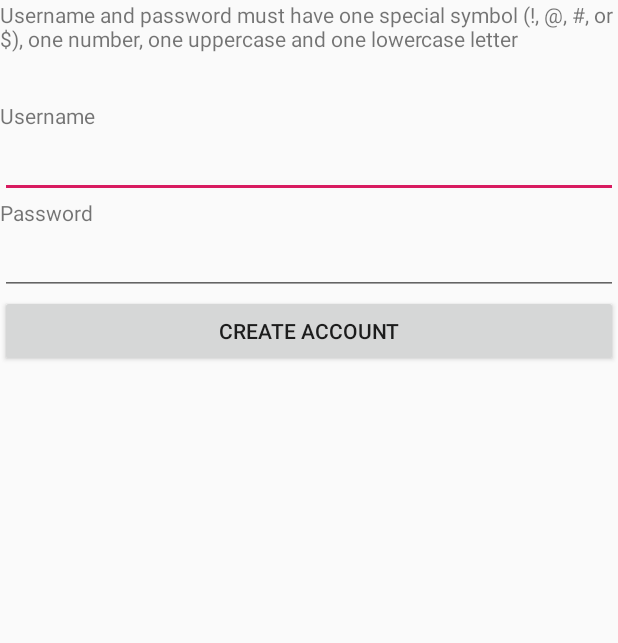
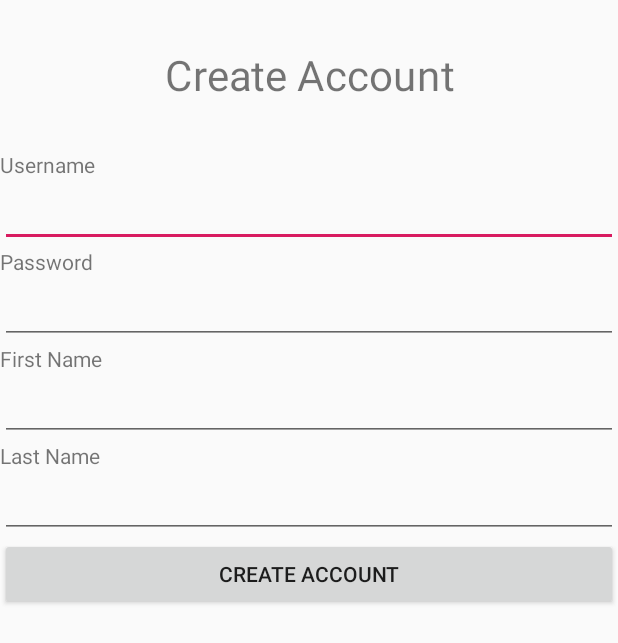
Before and after one commit to tan-jun-ming/grade-app, an Android app: the CreateAccountActivity screen opened directly, with no data from a screen before it, after a tap on "CREATE ACCOUNT", on a phone screen of 412 x 824 dp. Shown: the top 643 px of the screen. Run offline under Robolectric (Android 15) with nearby library versions, the phone set to English and light mode, and no system bars.

Commit message:
Update Create Account activity and scripts

```diff
--- a/app/src/main/java/com/group/a/gradeapp/CreateAccountActivity.java
+++ b/app/src/main/java/com/group/a/gradeapp/CreateAccountActivity.java
@@ -25,11 +25,14 @@ public class CreateAccountActivity extends AppCompatActivity {
     public boolean create_account(){
         final EditText username = findViewById(R.id.username);
         final EditText password = findViewById(R.id.password);
+        final EditText firstname = findViewById(R.id.firstname);
+        final EditText lastname = findViewById(R.id.lastname);
 
-        return create_account(username.getText().toString(), password.getText().toString());
+
+        return create_account(username.getText().toString(), password.getText().toString(), firstname.getText().toString(), lastname.getText().toString());
     }
 
-    public boolean create_account(String username, String password){
+    public boolean create_account(String username, String password, String firstname, String lastname){
         // access database here
         return true;
     }
--- a/app/src/main/res/layout/activity_create_account.xml
+++ b/app/src/main/res/layout/activity_create_account.xml
@@ -8,8 +8,11 @@
 
     <TextView
         android:layout_width="match_parent"
-        android:layout_height="wrap_content"
-        android:text="Username and password must have one special symbol (!, @, #, or $), one number, one uppercase and one lowercase letter\n\n" />
+        android:layout_height="100dp"
+        android:gravity="center"
+        android:scaleX="2"
+        android:scaleY="2"
+        android:text="Create Account" />
 
     <TextView
         android:layout_width="match_parent"
@@ -31,6 +34,28 @@
         android:layout_height="wrap_content"
         android:id="@+id/password" />
 
+    <TextView
+        android:id="@+id/textView"
+        android:layout_width="match_parent"
+        android:layout_height="wrap_content"
+        android:text="First Name" />
+
+    <EditText
+        android:id="@+id/firstname"
+        android:layout_width="match_parent"
+        android:layout_height="wrap_content" />
+
+    <TextView
+        android:id="@+id/textView2"
+        android:layout_width="match_parent"
+        android:layout_height="wrap_content"
+        android:text="Last Name" />
+
+    <EditText
+        android:id="@+id/lastname"
+        android:layout_width="match_parent"
+        android:layout_height="wrap_content" />
+
     <Button
         android:layout_width="match_parent"
         android:layout_height="wrap_content"
```
Also changed, not shown: 1 other file.
